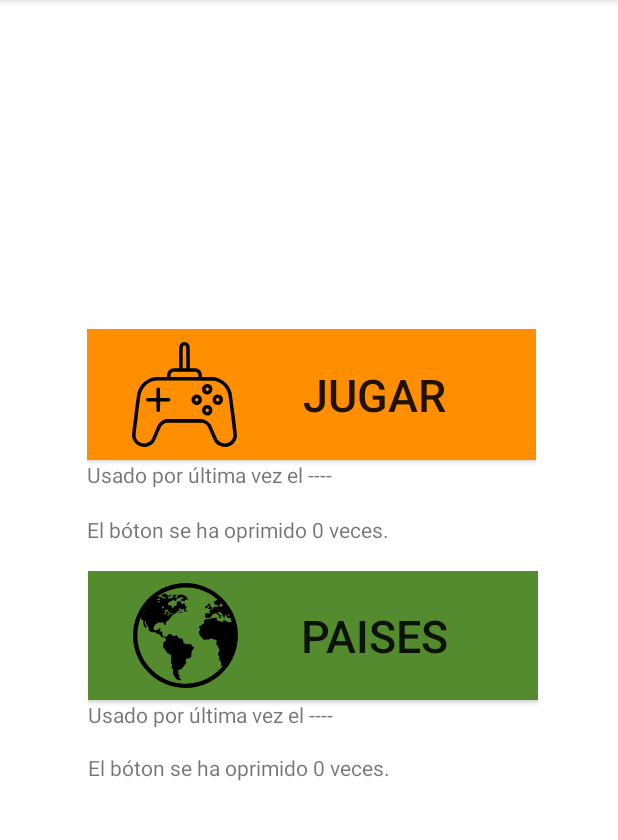
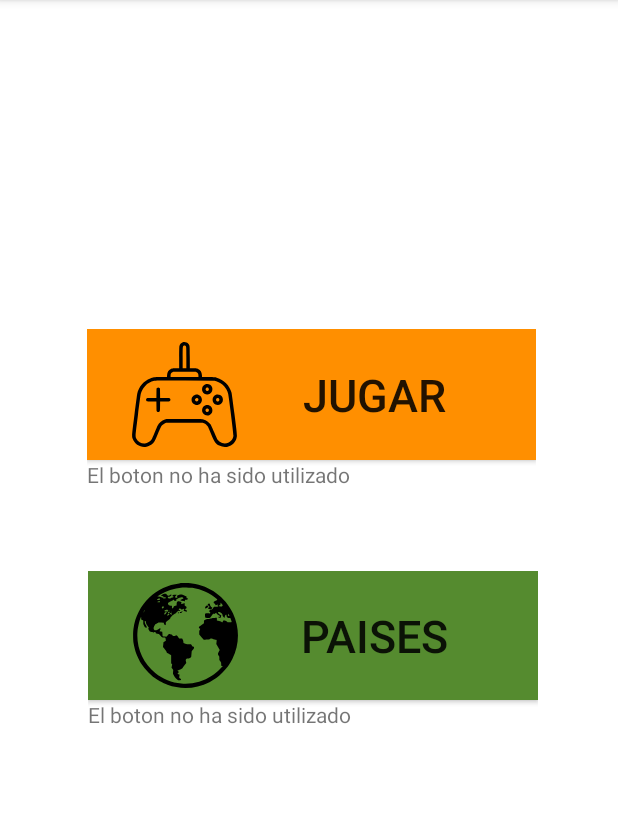
Before and after one commit to paez49/Taller1_CompuMovil, an Android app: the screen it shows after launch (MainActivity), on a phone screen of 412 x 824 dp, the part 84-924 px from its top. Run offline under Robolectric (Android 15) with nearby library versions, the phone set to English and light mode, and no system bars.

Commit message:
Lisview funcionando

```diff
--- a/app/src/main/java/com/example/tallercompumovilr/MainActivity.java
+++ b/app/src/main/java/com/example/tallercompumovilr/MainActivity.java
@@ -15,7 +15,7 @@ public class MainActivity extends AppCompatActivity {
     private ActivityMainBinding mainBinding;
     private Integer cantiPlay = 0;
     private Integer cantiPais = 0;
-    private SimpleDateFormat sdf = new SimpleDateFormat("EEEE, dd MMMM yyyy");
+    private SimpleDateFormat sdf = new SimpleDateFormat("EEEE, dd MMMM yyyy HH:mm:ss");
     private Date datePlay;
     private  Date datePais;
     private String auxFechaPais = "----";
@@ -32,11 +32,24 @@ public class MainActivity extends AppCompatActivity {
     @Override
     protected  void onResume(){
         super.onResume();
-        mainBinding.countClickGame.setText(String.format("El bóton se ha oprimido %d veces.",cantiPlay));
-        mainBinding.countClickCountry.setText(String.format("El bóton se ha oprimido %d veces.",cantiPais));
+        if(cantiPlay != 0){
+            mainBinding.countClickGame.setText(String.format("El bóton se ha oprimido %d veces.",cantiPlay));
+            mainBinding.dateClickGame.setText(String.format("Usado por última vez el %s",auxFechaPlay));
+        }else{
+            mainBinding.countClickGame.setText("");
+            mainBinding.dateClickGame.setText("El boton no ha sido utilizado");
+        }
+        if(cantiPais != 0){
+            mainBinding.countClickCountry.setText(String.format("El bóton se ha oprimido %d veces.",cantiPais));
+            mainBinding.dateClickCountry.setText(String.format("Usado por última vez el %s",auxFechaPais));
+        }else{
+            mainBinding.countClickCountry.setText("");
+            mainBinding.dateClickCountry.setText("El boton no ha sido utilizado");
+        }
 
-        mainBinding.dateClickGame.setText(String.format("Usado por última vez el %s",auxFechaPlay));
-        mainBinding.dateClickCountry.setText(String.format("Usado por última vez el %s",auxFechaPais));
+
+
+
     }
     public void jugar(View view){
         Intent intentGame = new Intent(this,GameActivity.class);
--- /dev/null
+++ b/app/src/main/res/layout/detail_country.xml
@@ -0,0 +1,6 @@
+<?xml version="1.0" encoding="utf-8"?>
+<androidx.constraintlayout.widget.ConstraintLayout xmlns:android="http://schemas.android.com/apk/res/android"
+    android:layout_width="match_parent"
+    android:layout_height="match_parent">
+
+</androidx.constraintlayout.widget.ConstraintLayout>
```
Also changed, not shown: app/src/main/java/com/example/tallercompumovilr/CountriesAcitvity.java (+32 -6 lines), app/src/main/res/layout/countries.xml (+14 -9 lines).
